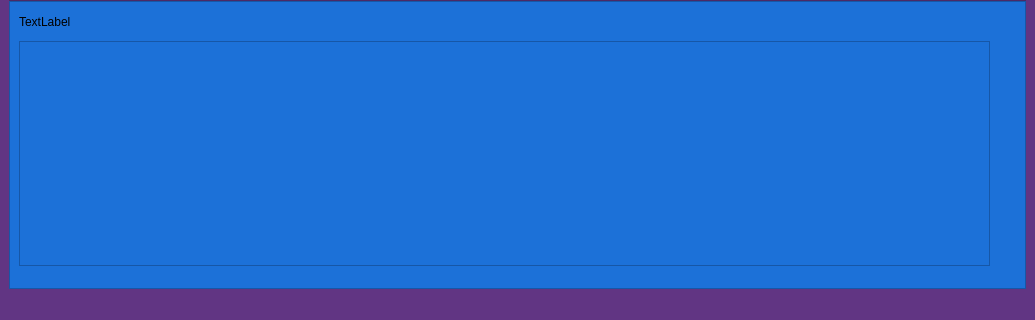
First picture: the form in server/views/ui/dashboard.ui, repository Mario-dango/control_tank, before the edit; both pictures show x 0 to 1035 and y 296 to 616 of the 1035 by 616 pixel window.
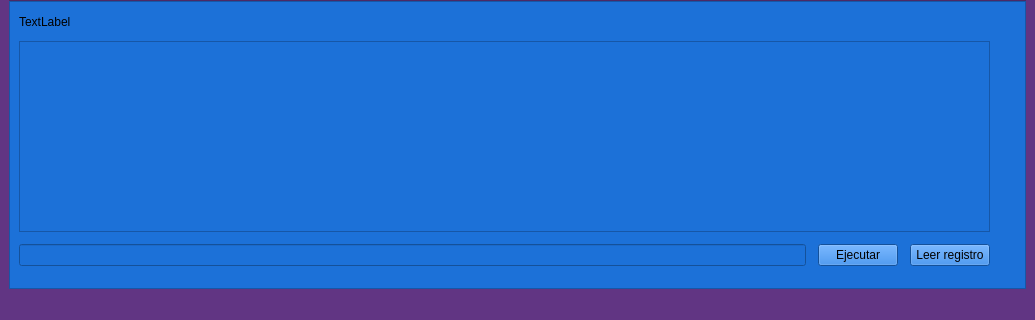
Second picture: the form after the edit. Icons and pictures are not drawn.

The edit to the form file:
```diff
--- a/server/views/ui/dashboard.ui
+++ b/server/views/ui/dashboard.ui
@@ -203,6 +203,27 @@
           <item>
            <widget class="QListWidget" name="r_log"/>
           </item>
+          <item>
+           <layout class="QHBoxLayout" name="horizontalLayout_3">
+            <item>
+             <widget class="QLineEdit" name="lte_Xml"/>
+            </item>
+            <item>
+             <widget class="QPushButton" name="btn_runXml">
+              <property name="text">
+               <string>Ejecutar</string>
+              </property>
+             </widget>
+            </item>
+            <item>
+             <widget class="QPushButton" name="btn_logXml">
+              <property name="text">
+               <string>Leer registro</string>
+              </property>
+             </widget>
+            </item>
+           </layout>
+          </item>
          </layout>
         </widget>
        </widget>
```
Left out of the diff: 16 changed lines with no effect on the pictures.
